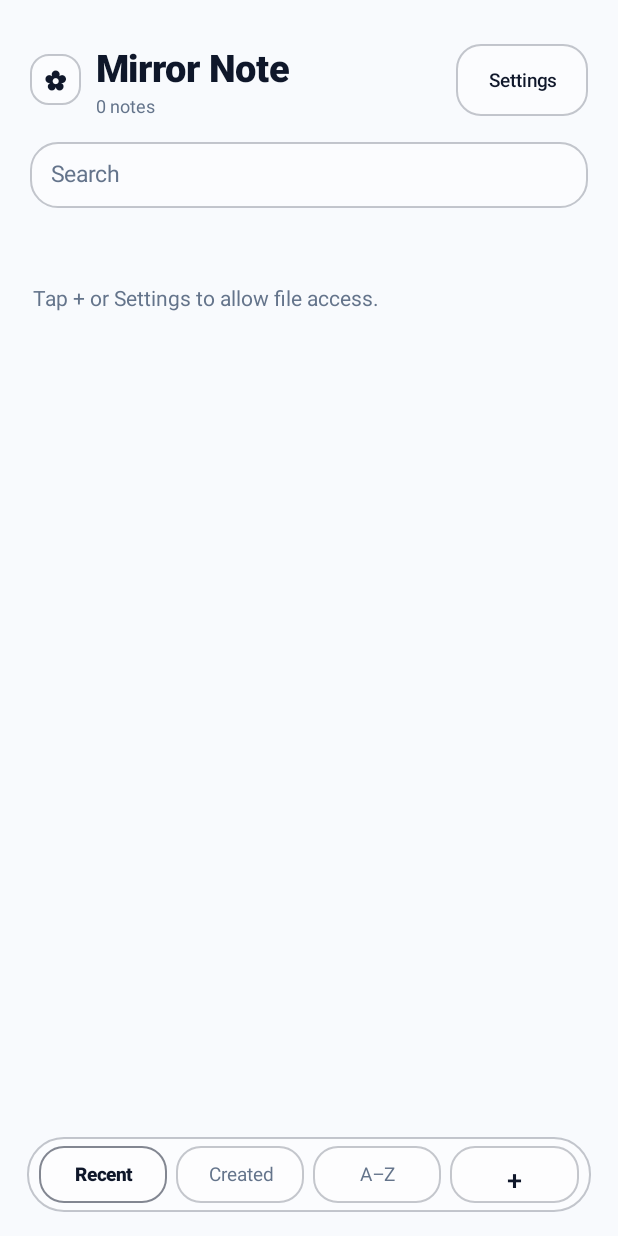
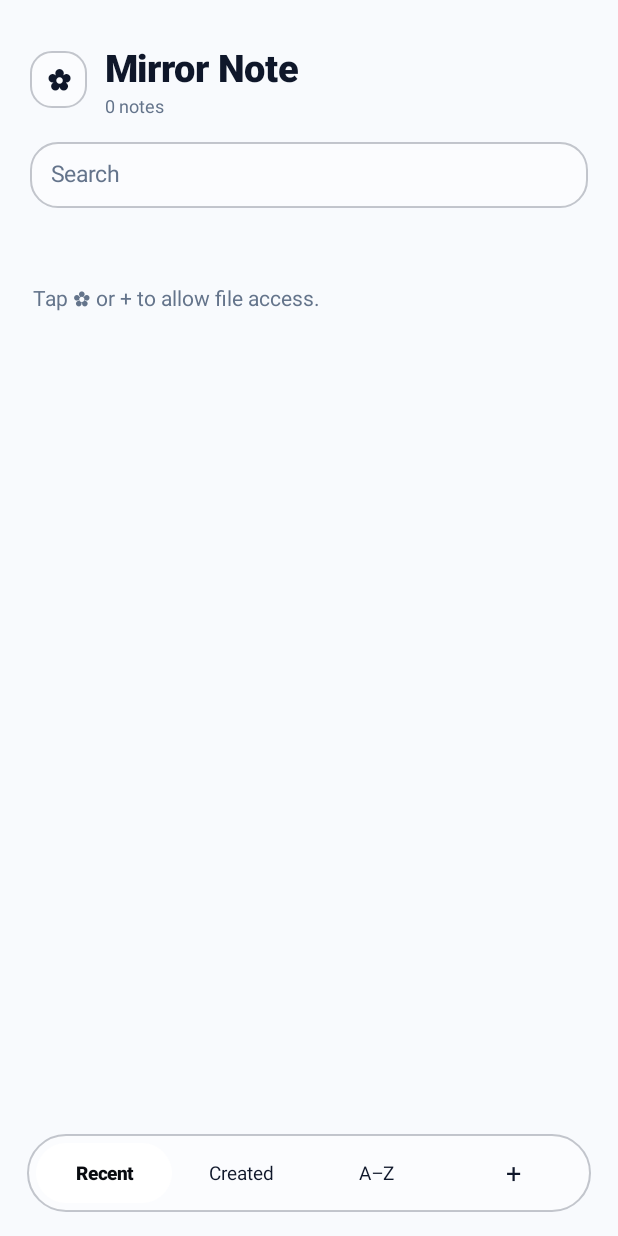
Before and after one commit to rehanalam8969208-cloud/Miror, an Android app: the screen it shows after launch (MainActivity), on a phone screen of 412 x 824 dp. Run offline under Robolectric (Android 15) with nearby library versions, the phone set to English and light mode, and no system bars; 1 statement that could not run was skipped.

Commit message:
Update MainActivity.java

```diff
--- a/app/src/main/java/com/mirrornote/app/MainActivity.java
+++ b/app/src/main/java/com/mirrornote/app/MainActivity.java
@@ -28,6 +28,7 @@ import android.view.Gravity;
 import android.view.MotionEvent;
 import android.view.View;
 import android.view.ViewGroup;
+import android.view.animation.OvershootInterpolator;
 import android.view.inputmethod.InputMethodManager;
 import android.widget.Button;
 import android.widget.EditText;
@@ -116,6 +117,11 @@ public class MainActivity extends Activity {
     private View clearSearchBtn;
     private LinearLayout notesListContainer;
 
+    // Sliding Pill Dock references
+    private FrameLayout dockContainer;
+    private View dockSlidingPill;
+    private final Button[] dockTabButtons = new Button[4];
+
     private EditText editorTitleInput;
     private EditText editorBodyInput;
     private TextView editorTimestampView;
@@ -134,7 +140,7 @@ public class MainActivity extends Activity {
     private int sortMode = SORT_EDITED;
     private int defaultFontSize = 17;
     private boolean darkGlassMode = false; // false = White Glass, true = Black Glass
-    private int glassAlpha = 140;          // 0..255 (0 = fully transparent)
+    private int glassAlpha = 140;          // 0..255
     private int borderAlpha = 60;          // 0..255
     private int wallpaperDim = 20;         // 0..85
     private int cornerRadiusDp = 22;       // 8..34
@@ -147,6 +153,7 @@ public class MainActivity extends Activity {
 
     private byte[] lastDeletedBytes = null;
     private String lastDeletedName = null;
+    private long lastBackPressMs = 0L;
 
     private final Handler autosaveHandler = new Handler(Looper.getMainLooper());
     private final Runnable autosaveRunnable = this::performAutosave;
@@ -187,6 +194,31 @@ public class MainActivity extends Activity {
     }
 
     @Override
+    public void onBackPressed() {
+        if (editorScreen != null && editorScreen.getVisibility() == View.VISIBLE) {
+            performAutosave();
+            hideKeyboard(editorBodyInput);
+            showHomeScreen();
+            return;
+        }
+        if (settingsScreen != null && settingsScreen.getVisibility() == View.VISIBLE) {
+            showHomeScreen();
+            return;
+        }
+        if (searchInput != null && searchInput.getText().length() > 0) {
+            searchInput.setText("");
+            return;
+        }
+        long now = System.currentTimeMillis();
+        if (now - lastBackPressMs < 2000L) {
+            super.onBackPressed();
+        } else {
+            lastBackPressMs = now;
+            Toast.makeText(this, "Press back again to exit", Toast.LENGTH_SHORT).show();
+        }
+    }
+
+    @Override
     protected void onActivityResult(int requestCode, int resultCode, Intent data) {
         super.onActivityResult(requestCode, resultCode, data);
         if (requestCode == REQ_PICK_WALLPAPER && resultCode == RESULT_OK && data != null && data.getData() != null) {
@@ -230,22 +262,26 @@ public class MainActivity extends Activity {
         return Math.round(value * getResources().getDisplayMetrics().density);
     }
 
-    private GradientDrawable uniformGlassDrawable(int radiusDp, boolean selected) {
+    private GradientDrawable uniformGlassDrawable(int radiusDp, boolean highlight) {
         GradientDrawable d = new GradientDrawable();
         int alpha = Math.max(0, Math.min(255, glassAlpha));
-        if (selected && alpha < 75) {
-            alpha = 75;
-        }
         int baseRgb = darkGlassMode ? 0x00141822 : 0x00FFFFFF;
         d.setColor((alpha << 24) | baseRgb);
         d.setCornerRadius(dp(radiusDp));
 
         int bAlpha = Math.max(0, Math.min(255, borderAlpha));
-        if (selected && bAlpha < 130) {
+        if (highlight && bAlpha < 130) {
             bAlpha = 130;
         }
         int bRgb = darkGlassMode ? 0x00FFFFFF : 0x000F172A;
-        d.setStroke(dp(selected ? 1.5f : 1f), (bAlpha << 24) | bRgb);
+        d.setStroke(dp(highlight ? 1.5f : 1f), (bAlpha << 24) | bRgb);
+        return d;
+    }
+
+    private GradientDrawable slidingWhitePillDrawable(int radiusDp) {
+        GradientDrawable d = new GradientDrawable();
+        d.setColor(0xFFFFFFFF);
+        d.setCornerRadius(dp(radiusDp));
         return d;
     }
 
@@ -270,7 +306,7 @@ public class MainActivity extends Activity {
                             .translationY(0f)
                             .alpha(1f)
                             .setDuration(250)
-                            .setInterpolator(new android.view.animation.OvershootInterpolator(1.2f))
+                            .setInterpolator(new OvershootInterpolator(1.2f))
                             .start();
                     break;
             }
@@ -463,16 +499,18 @@ public class MainActivity extends Activity {
         page.setPadding(dp(20), dp(28), dp(20), dp(24));
         scroll.addView(page);
 
-        // Top Bar: Flower Icon + Mirror Note + Settings in Top-Right Corner
+        // Header: Tap Flower (✿) to open Settings — no right-side Settings clutter
         LinearLayout topBar = new LinearLayout(this);
         topBar.setOrientation(LinearLayout.HORIZONTAL);
         topBar.setGravity(Gravity.CENTER_VERTICAL);
 
-        TextView flowerBadge = makeText("✿", 18, primaryTextColor(), true);
+        TextView flowerBadge = makeText("✿", 19, primaryTextColor(), true);
         flowerBadge.setGravity(Gravity.CENTER);
-        flowerBadge.setBackground(uniformGlassDrawable(12, false));
-        LinearLayout.LayoutParams logoLp = new LinearLayout.LayoutParams(dp(34), dp(34));
-        logoLp.rightMargin = dp(10);
+        flowerBadge.setBackground(uniformGlassDrawable(14, false));
+        flowerBadge.setOnClickListener(v -> showSettingsScreen());
+        applyAndroid17Press(flowerBadge, true);
+        LinearLayout.LayoutParams logoLp = new LinearLayout.LayoutParams(dp(38), dp(38));
+        logoLp.rightMargin = dp(12);
         topBar.addView(flowerBadge, logoLp);
 
         LinearLayout titleCol = new LinearLayout(this);
@@ -482,17 +520,6 @@ public class MainActivity extends Activity {
         titleCol.addView(homeTitleView);
         titleCol.addView(countSummaryView);
         topBar.addView(titleCol, new LinearLayout.LayoutParams(0, ViewGroup.LayoutParams.WRAP_CONTENT, 1f));
-
-        Button settingsTopBtn = new Button(this);
-        settingsTopBtn.setText("Settings");
-        settingsTopBtn.setAllCaps(false);
-        settingsTopBtn.setTextSize(12.5f);
-        settingsTopBtn.setTextColor(primaryTextColor());
-        settingsTopBtn.setBackground(uniformGlassDrawable(16, false));
-        settingsTopBtn.setPadding(dp(14), dp(7), dp(14), dp(7));
-        settingsTopBtn.setOnClickListener(v -> showSettingsScreen());
-        applyAndroid17Press(settingsTopBtn, false);
-        topBar.addView(settingsTopBtn);
 
         page.addView(topBar);
 
@@ -546,48 +573,39 @@ public class MainActivity extends Activity {
 
         wrapper.addView(scroll);
 
-        // Bottom Toggle Bar: 4 Equal Buttons (Recent | Created | A–Z | +) with Uniform Styling
-        LinearLayout homeDock = new LinearLayout(this);
-        homeDock.setOrientation(LinearLayout.HORIZONTAL);
-        homeDock.setGravity(Gravity.CENTER_VERTICAL);
-        homeDock.setBackground(uniformGlassDrawable(24, false));
-        homeDock.setPadding(dp(8), dp(6), dp(8), dp(6));
-
-        String[] sortLabels = {"Recent", "Created", "A–Z"};
-        int[] sortModes = {SORT_EDITED, SORT_CREATED, SORT_ALPHA};
-        for (int i = 0; i < sortLabels.length; i++) {
-            final int mode = sortModes[i];
-            Button tabBtn = new Button(this);
-            tabBtn.setText(sortLabels[i]);
-            tabBtn.setAllCaps(false);
-            tabBtn.setTextSize(12.5f);
-            boolean active = (sortMode == mode);
-            tabBtn.setTextColor(active ? primaryTextColor() : secondaryTextColor());
-            tabBtn.setTypeface(Typeface.create(active ? "sans-serif-medium" : "sans-serif",
-                    active ? Typeface.BOLD : Typeface.NORMAL));
-            tabBtn.setBackground(uniformGlassDrawable(16, active));
-            tabBtn.setMinimumHeight(0);
-            tabBtn.setOnClickListener(v -> {
-                sortMode = mode;
-                prefs.edit().putInt(KEY_SORT_MODE, sortMode).apply();
-                showHomeScreen();
-            });
-            applyAndroid17Press(tabBtn, false);
-            LinearLayout.LayoutParams lp = new LinearLayout.LayoutParams(0, dp(38), 1f);
-            lp.rightMargin = dp(6);
-            homeDock.addView(tabBtn, lp);
-        }
-
-        Button newBtn = new Button(this);
-        newBtn.setText("+");
-        newBtn.setAllCaps(false);
-        newBtn.setTextSize(18);
-        newBtn.setTextColor(primaryTextColor());
-        newBtn.setBackground(uniformGlassDrawable(16, false));
-        newBtn.setMinimumHeight(0);
-        newBtn.setOnClickListener(v -> openEditorForNewNote());
-        applyAndroid17Press(newBtn, true);
-        homeDock.addView(newBtn, new LinearLayout.LayoutParams(0, dp(38), 1f));
+        // Smooth Sliding White Pill Bottom Dock (Recent | Created | A–Z | +)
+        dockContainer = new FrameLayout(this);
+        dockContainer.setBackground(uniformGlassDrawable(26, false));
+        dockContainer.setPadding(dp(6), dp(6), dp(6), dp(6));
+
+        dockSlidingPill = new View(this);
+        dockSlidingPill.setBackground(slidingWhitePillDrawable(20));
+        dockContainer.addView(dockSlidingPill, new FrameLayout.LayoutParams(dp(72), dp(40)));
+
+        LinearLayout buttonsRow = new LinearLayout(this);
+        buttonsRow.setOrientation(LinearLayout.HORIZONTAL);
+        buttonsRow.setGravity(Gravity.CENTER_VERTICAL);
+
+        String[] labels = {"Recent", "Created", "A–Z", "+"};
+        for (int i = 0; i < 4; i++) {
+            final int index = i;
+            Button btn = new Button(this);
+            btn.setText(labels[i]);
+            btn.setAllCaps(false);
+            btn.setTextSize(i == 3 ? 18f : 12.5f);
+            btn.setBackgroundColor(Color.TRANSPARENT);
+            btn.setMinimumHeight(0);
+            btn.setMinimumWidth(0);
+            btn.setPadding(0, 0, 0, 0);
+            btn.setOnClickListener(v -> handleDockClick(index));
+            dockTabButtons[i] = btn;
+            buttonsRow.addView(btn, new LinearLayout.LayoutParams(0, dp(40), 1f));
+        }
+
+        dockContainer.addView(buttonsRow, new FrameLayout.LayoutParams(
+                ViewGroup.LayoutParams.MATCH_PARENT, ViewGroup.LayoutParams.WRAP_CONTENT));
+
+        dockContainer.post(() -> moveDockPillTo(sortMode, false));
 
         FrameLayout.LayoutParams hdLp = new FrameLayout.LayoutParams(
                 ViewGroup.LayoutParams.MATCH_PARENT, ViewGroup.LayoutParams.WRAP_CONTENT);
@@ -595,9 +613,54 @@ public class MainActivity extends Activity {
         hdLp.leftMargin = dp(18);
         hdLp.rightMargin = dp(18);
         hdLp.bottomMargin = dp(16);
-        wrapper.addView(homeDock, hdLp);
+        wrapper.addView(dockContainer, hdLp);
 
         return wrapper;
+    }
+
+    private void handleDockClick(int index) {
+        moveDockPillTo(index, true);
+        if (index == 3) {
+            dockContainer.postDelayed(() -> {
+                moveDockPillTo(sortMode, true);
+                openEditorForNewNote();
+            }, 130);
+        } else {
+            sortMode = index;
+            prefs.edit().putInt(KEY_SORT_MODE, sortMode).apply();
+            loadNotesFromDisk();
+            renderNotesList();
+        }
+    }
+
+    private void moveDockPillTo(int index, boolean animate) {
+        if (dockContainer == null || dockSlidingPill == null) return;
+        int innerWidth = dockContainer.getWidth() - dockContainer.getPaddingLeft() - dockContainer.getPaddingRight();
+        if (innerWidth <= 0) return;
+        int slotWidth = innerWidth / 4;
+        ViewGroup.LayoutParams lp = dockSlidingPill.getLayoutParams();
+        lp.width = slotWidth;
+        dockSlidingPill.setLayoutParams(lp);
+
+        float targetX = index * slotWidth;
+        for (int i = 0; i < 4; i++) {
+            Button b = dockTabButtons[i];
+            if (b == null) continue;
+            boolean isSelected = (i == index);
+            b.setTextColor(isSelected ? 0xFF090B10 : primaryTextColor());
+            b.setTypeface(Typeface.create(isSelected ? "sans-serif-medium" : "sans-serif",
+                    isSelected ? Typeface.BOLD : Typeface.NORMAL));
+        }
+
+        if (animate) {
+            dockSlidingPill.animate()
+                    .translationX(targetX)
+                    .setDuration(280)
+                    .setInterpolator(new OvershootInterpolator(0.95f))
+                    .start();
+        } else {
+            dockSlidingPill.setTranslationX(targetX);
+        }
     }
 
     // ==================== FULL-SCREEN EDITOR ====================
@@ -771,7 +834,7 @@ public class MainActivity extends Activity {
         shareBtn.setAllCaps(false);
         shareBtn.setTextSize(12.5f);
         shareBtn.setTextColor(primaryTextColor());
-        shareBtn.setBackground(uniformGlassDrawable(14, true));
+        shareBtn.setBackground(uniformGlassDrawable(14, false));
         shareBtn.setOnClickListener(v -> shareEditorContent());
         applyAndroid17Press(shareBtn, false);
         bottomBar.addView(shareBtn, new LinearLayout.LayoutParams(0, dp(38), 1f));
@@ -830,7 +893,6 @@ public class MainActivity extends Activity {
         top.addView(heading, hLp);
         page.addView(top);
 
-        // Theme & Wallpaper Card
         LinearLayout wpCard = new LinearLayout(this);
         wpCard.setOrientation(LinearLayout.VERTICAL);
         wpCard.setBackground(uniformGlassDrawable(cornerRadiusDp, false));
@@ -907,7 +969,6 @@ public class MainActivity extends Activity {
         wpCard.addView(wpBtnRow, wpRowLp);
         page.addView(wpCard, topSpace(16));
 
-        // Transparency, Visibility, Dim & Roundness Card
         LinearLayout glassCard = new LinearLayout(this);
         glassCard.setOrientation(LinearLayout.VERTICAL);
         glassCard.setBackground(uniformGlassDrawable(cornerRadiusDp, false));
@@ -970,7 +1031,6 @@ public class MainActivity extends Activity {
 
         page.addView(glassCard, topSpace(14));
 
-        // Storage Card
         LinearLayout infoCard = new LinearLayout(this);
         infoCard.setOrientation(LinearLayout.VERTICAL);
         infoCard.setBackground(uniformGlassDrawable(cornerRadiusDp, false));
@@ -1004,6 +1064,9 @@ public class MainActivity extends Activity {
         if (searchInput != null && searchInput.getParent() instanceof View) {
             ((View) searchInput.getParent()).setBackground(uniformGlassDrawable(18, false));
         }
+        if (dockContainer != null) {
+            dockContainer.setBackground(uniformGlassDrawable(26, false));
+        }
         if (editorBottomBar != null) {
             editorBottomBar.setBackground(uniformGlassDrawable(24, false));
         }
@@ -1107,6 +1170,9 @@ public class MainActivity extends Activity {
             editorBottomBar.setTranslationY(0f);
         }
         animateScreenIn(homeScreen);
+        if (dockContainer != null) {
+            dockContainer.post(() -> moveDockPillTo(sortMode, false));
+        }
         checkPermissionAndLoad(false);
     }
 
@@ -1543,7 +1609,7 @@ public class MainActivity extends Activity {
 
         if (filtered.isEmpty()) {
             String msg = !hasStorageAccess()
-                    ? "Tap + or Settings to allow file access."
+                    ? "Tap ✿ or + to allow file access."
                     : (query.isEmpty() ? "No notes yet. Tap + to write." : "No matching notes.");
             TextView empty = makeText(msg, 14, secondaryTextColor(), false);
             empty.setPadding(dp(2), dp(36), dp(2), dp(24));
```
